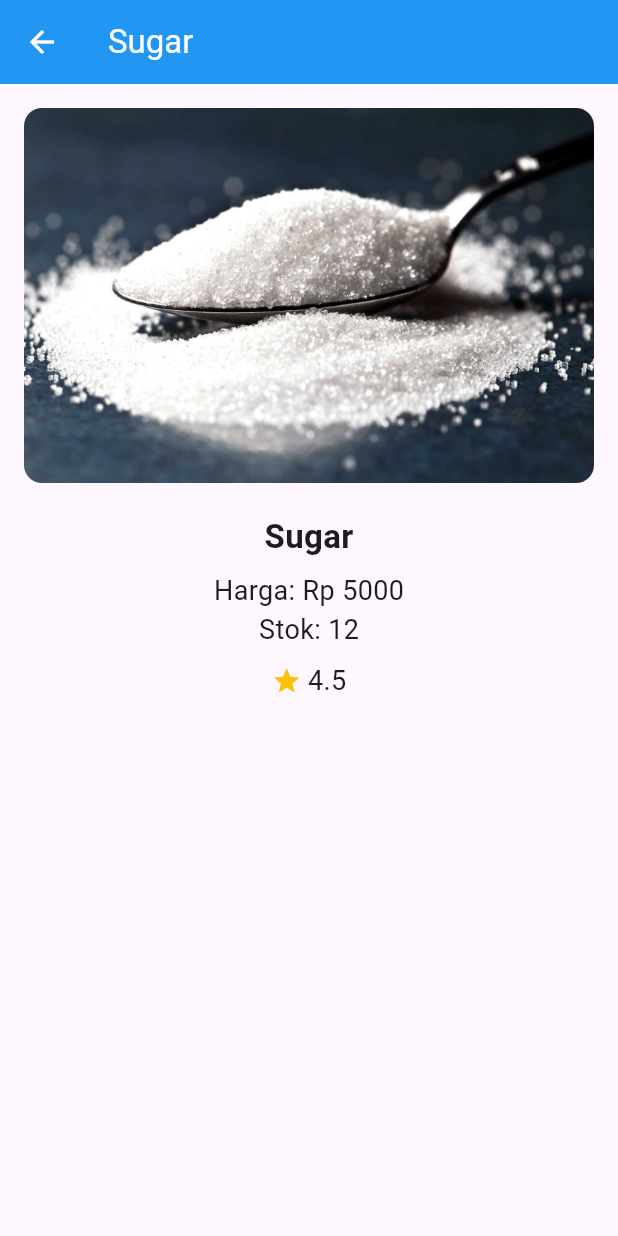
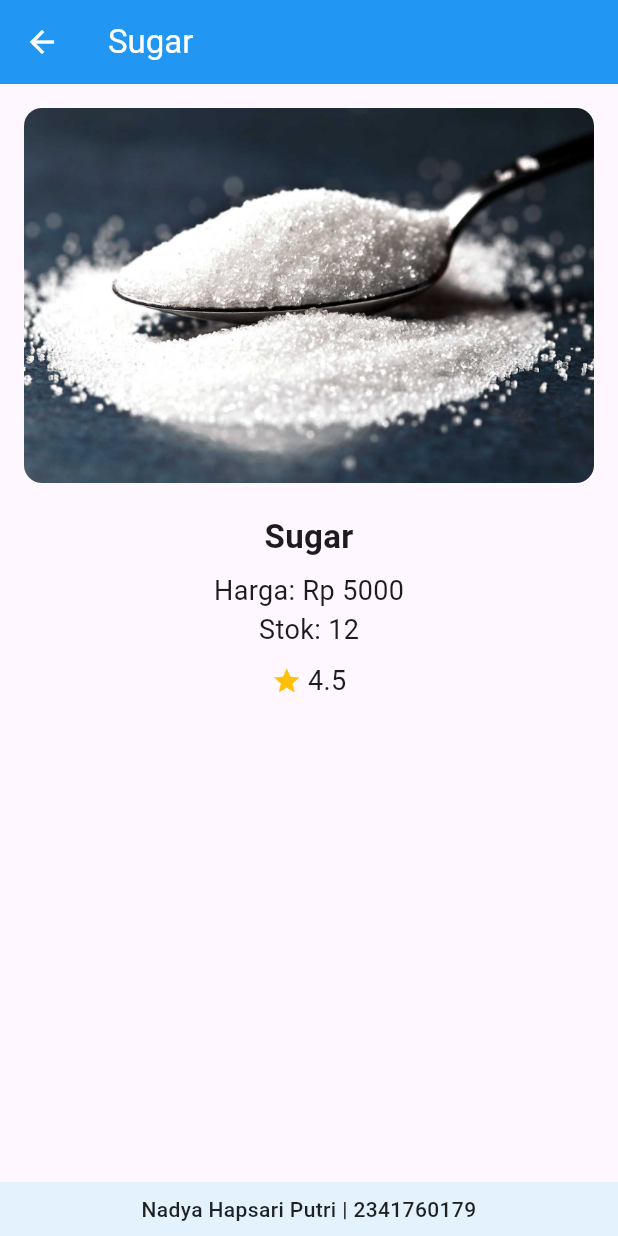
Before and after one commit to hapsariputri14/pemograman-mobile, a Flutter app: the screen it shows after launch, after a tap on "Sugar", on a phone screen of 412 x 824 dp. Run offline on Flutter 3.47's test engine with Material 3 defaults, Android fonts, the light colour scheme and no system bars.

Commit message:
Memecah widget menjadi kode yang lebih kecil & membuat footer Nama dan NIM

```diff
--- a/belanja/lib/pages/home_page.dart
+++ b/belanja/lib/pages/home_page.dart
@@ -1,10 +1,10 @@
 import 'package:flutter/material.dart';
 import '../models/item.dart';
+import '../widgets/item_card.dart'; // tambahkan import
 
 class HomePage extends StatelessWidget {
   HomePage({super.key});
 
-  // List data Item
   final List<Item> items = [
     Item(
       name: 'Sugar',
@@ -30,85 +30,43 @@ class HomePage extends StatelessWidget {
         foregroundColor: Colors.white,
         title: const Text("Shopping List"),
       ),
-
-      // GridView produk
-      body: Padding(
-        padding: const EdgeInsets.all(8.0),
+      body: Column(
+        children: [
+          Expanded(
+            child: Padding(
+              padding: const EdgeInsets.all(8),
               child: GridView.builder(
                 itemCount: items.length,
                 gridDelegate: const SliverGridDelegateWithFixedCrossAxisCount(
-            crossAxisCount: 2, // tampil 2 kolom
+                  crossAxisCount: 2,
                   crossAxisSpacing: 8,
                   mainAxisSpacing: 8,
                   childAspectRatio: 0.75,
                 ),
                 itemBuilder: (context, index) {
                   final item = items[index];
-            return InkWell(
+                  return ItemCard(
+                    item: item,
                     onTap: () {
-                // navigasi ke ItemPage + kirim data produk
-                Navigator.pushNamed(
-                  context,
-                  '/item',
-                  arguments: item,
+                      Navigator.pushNamed(context, '/item', arguments: item);
+                    },
                   );
                 },
-              child: Card(
-                elevation: 4,
-                shape: RoundedRectangleBorder(
-                  borderRadius: BorderRadius.circular(10),
-                ),
-                child: Column(
-                  crossAxisAlignment: CrossAxisAlignment.start,
-                  children: [
-                    // Tambah Hero di sekitar gambar
-                    Hero(
-                      tag: item.name, // tag unik agar animasi tersambung
-                      child: ClipRRect(
-                        borderRadius: const BorderRadius.vertical(
-                          top: Radius.circular(10),
-                        ),
-                        child: Image.asset(
-                          item.image,
-                          fit: BoxFit.cover,
-                          width: double.infinity,
-                          height: 120,
               ),
             ),
           ),
 
-                    // Informasi produk
-                    Padding(
-                      padding: const EdgeInsets.all(8.0),
-                      child: Column(
-                        crossAxisAlignment: CrossAxisAlignment.start,
-                        children: [
-                          Text(
-                            item.name,
-                            style:
-                                const TextStyle(fontWeight: FontWeight.bold),
-                          ),
-                          const SizedBox(height: 4),
-                          Text("Rp ${item.price}"),
-                          Text("Stok: ${item.stock}"),
-                          Row(
-                            children: [
-                              const Icon(Icons.star,
-                                  color: Colors.amber, size: 16),
-                              const SizedBox(width: 4),
-                              Text(item.rating.toString()),
-                            ],
-                          ),
-                        ],
+          // Footer dengan nama dan NIM
+          Container(
+            padding: const EdgeInsets.all(8),
+            color: Colors.blue.shade50,
+            child: const Text(
+              'Nadya Hapsari Putri | 2341760179',
+              style: TextStyle(fontSize: 14, fontWeight: FontWeight.w500),
             ),
           ),
         ],
       ),
-              ),
-            );
-          },
-        ),
-      ),
     );
   }
 }
--- a/belanja/lib/pages/item_page.dart
+++ b/belanja/lib/pages/item_page.dart
@@ -67,6 +67,21 @@ class ItemPage extends StatelessWidget {
           ),
         ),
       ),
+
+      // Menambahkan footer Nama & NIM
+      bottomNavigationBar: Container(
+        color: Colors.blue.shade50,
+        padding: const EdgeInsets.all(8),
+        child: const Text(
+          'Nadya Hapsari Putri | 2341760179',
+          textAlign: TextAlign.center,
+          style: TextStyle(
+            fontSize: 14,
+            fontWeight: FontWeight.w500,
+            color: Colors.black87,
+          ),
+        ),
+      ),
     );
   }
 }
--- /dev/null
+++ b/belanja/lib/widgets/item_card.dart
@@ -0,0 +1,57 @@
+import 'package:flutter/material.dart';
+import '../models/item.dart';
+
+class ItemCard extends StatelessWidget {
+  final Item item;
+  final VoidCallback onTap;
+
+  const ItemCard({super.key, required this.item, required this.onTap});
+
+  @override
+  Widget build(BuildContext context) {
+    return InkWell(
+      onTap: onTap,
+      child: Card(
+        elevation: 4,
+        shape: RoundedRectangleBorder(borderRadius: BorderRadius.circular(10)),
+        child: Column(
+          crossAxisAlignment: CrossAxisAlignment.start,
+          children: [
+            Expanded(
+              child: ClipRRect(
+                borderRadius: const BorderRadius.vertical(top: Radius.circular(10)),
+                child: Hero(
+                  tag: item.name,
+                  child: Image.asset(
+                    item.image,
+                    fit: BoxFit.cover,
+                    width: double.infinity,
+                  ),
+                ),
+              ),
+            ),
+            Padding(
+              padding: const EdgeInsets.all(8),
+              child: Column(
+                crossAxisAlignment: CrossAxisAlignment.start,
+                children: [
+                  Text(item.name, style: const TextStyle(fontWeight: FontWeight.bold)),
+                  const SizedBox(height: 4),
+                  Text("Rp ${item.price}"),
+                  Text("Stok: ${item.stock}"),
+                  Row(
+                    children: [
+                      const Icon(Icons.star, color: Colors.amber, size: 16),
+                      const SizedBox(width: 4),
+                      Text(item.rating.toString()),
+                    ],
+                  ),
+                ],
+              ),
+            ),
+          ],
+        ),
+      ),
+    );
+  }
+}
```
Lines whose indentation alone changed are shown as unchanged.
